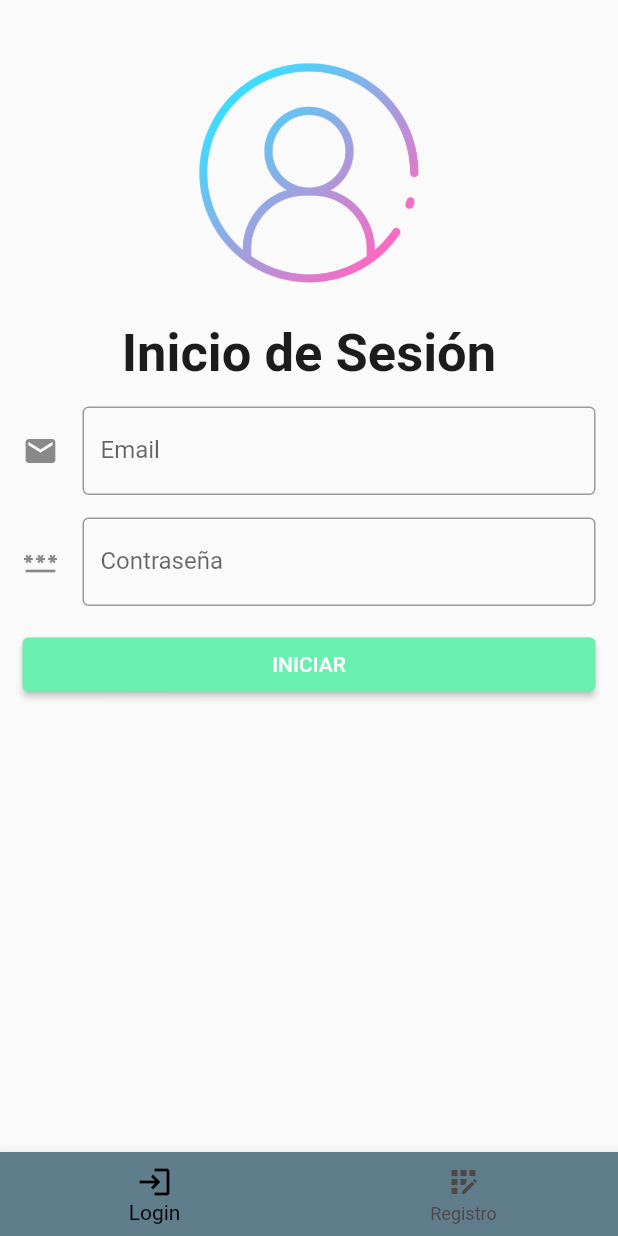
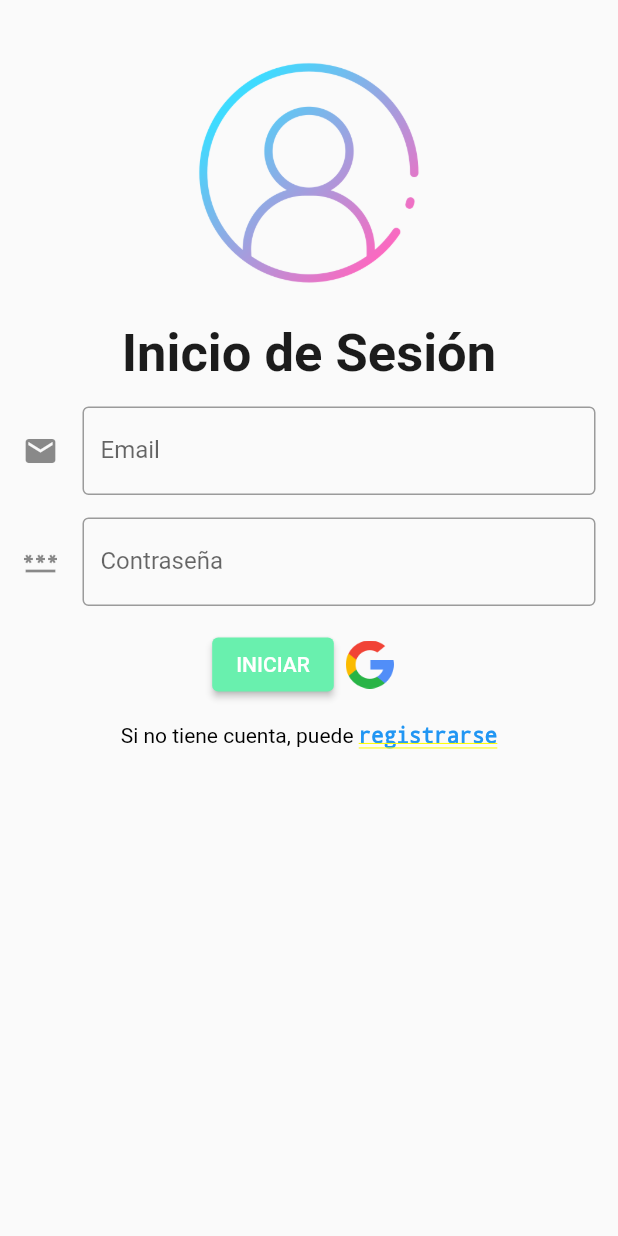
Before and after one commit to Arnold-DMA/Adoption_PE, a Flutter app: the screen it shows after launch, on a phone screen of 412 x 824 dp. Run offline on Flutter 3.47's test engine with Material 2 defaults, Android fonts, the light colour scheme and no system bars; our stand-ins replace cloud_firestore, firebase_auth, firebase_core, image_picker, shared_preferences; accounts and stored records are empty; network calls fail.

Commit message:
Actualización de login

```diff
--- a/lib/main.dart
+++ b/lib/main.dart
@@ -1,6 +1,7 @@
 import 'package:adoption_pe/components/HomeNavigator.dart';
 import 'package:adoption_pe/components/SessionNavigator.dart';
 import 'package:adoption_pe/pages/Home.dart';
+import 'package:adoption_pe/pages/Login.dart';
 import 'package:firebase_auth/firebase_auth.dart';
 import 'package:flutter/material.dart';
 import 'package:firebase_core/firebase_core.dart';
@@ -45,7 +46,7 @@ class _MainDivState extends State<MainDiv> {
 
   static final List<Widget> _widgetOptions = <Widget>[
     HomeNavigator(),
-    SessionNavigator()
+    Login()
   ];
 
 
--- a/lib/pages/Login.dart
+++ b/lib/pages/Login.dart
@@ -1,4 +1,6 @@
+import 'package:adoption_pe/pages/SignUp.dart';
 import 'package:cloud_firestore/cloud_firestore.dart';
+import 'package:flutter/gestures.dart';
 import 'package:flutter/material.dart';
 import 'package:firebase_auth/firebase_auth.dart';
 
@@ -41,7 +43,9 @@ class LoginState extends State<Login> {
     TextEditingController _passwordController = TextEditingController();
     FirebaseFirestore db = FirebaseFirestore.instance;
 
-    return Form(
+    return Scaffold(
+      body: SafeArea(
+        child: Form(
           key: _loginKey,
           child: ListView(
             padding: const EdgeInsets.only(
@@ -100,6 +104,10 @@ class LoginState extends State<Login> {
                 ),
               ),
               Container(height: 15),
+              Row(
+                mainAxisAlignment: MainAxisAlignment.center,
+                crossAxisAlignment: CrossAxisAlignment.center,
+                children: <Widget>[
                   ElevatedButton(
                     onPressed: () async {
                       if (_loginKey.currentState!.validate()) {
@@ -126,9 +134,41 @@ class LoginState extends State<Login> {
                     ),
                     child: const Text('INICIAR'),
                   ),
+                  IconButton(
+                    onPressed: (){
+
+                    },
+                    icon: Image.asset('assets/img/google_icon_64.png')
+                  )
                 ],
               ),
+              Container(height: 15),
+              RichText(
+                textAlign: TextAlign.center,
+                text: TextSpan(
+                  text: 'Si no tiene cuenta, puede ',
+                  style: TextStyle(
+                    fontSize: 14,
+                    color: Colors.black,
+                    fontWeight: FontWeight.normal
+                  ),
+                  children: <TextSpan>[
+                    TextSpan(
+                      text: 'registrarse',
+                      style: DefaultTextStyle.of(context).style.copyWith(color: Colors.blue, fontSize: 14),
+                      recognizer: TapGestureRecognizer()..onTap = () {
+                        Navigator.push(context, MaterialPageRoute(builder: (context) => SignUp()));
+                      }
+                    )
+                  ]
+                ),
+              )
+            ],
+          ),
+        )
+      ),
     );
+
   }
 
   String? validatorText(String? value) {
```
Also changed, not shown: lib/pages/SignUp.dart (+46 -2 lines), assets/img/google_icon_64.png (added), 1 other file. Lines whose indentation alone changed are shown as unchanged.
